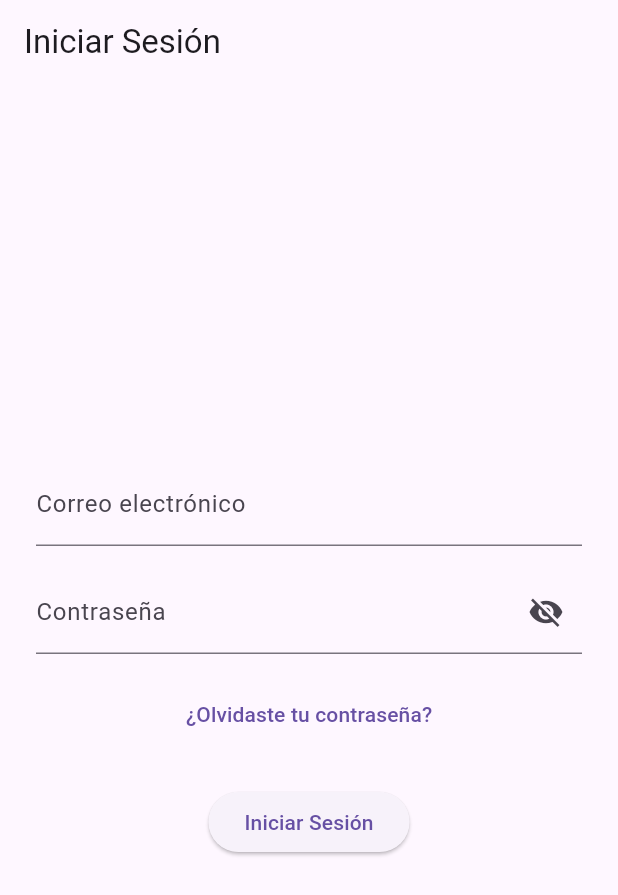
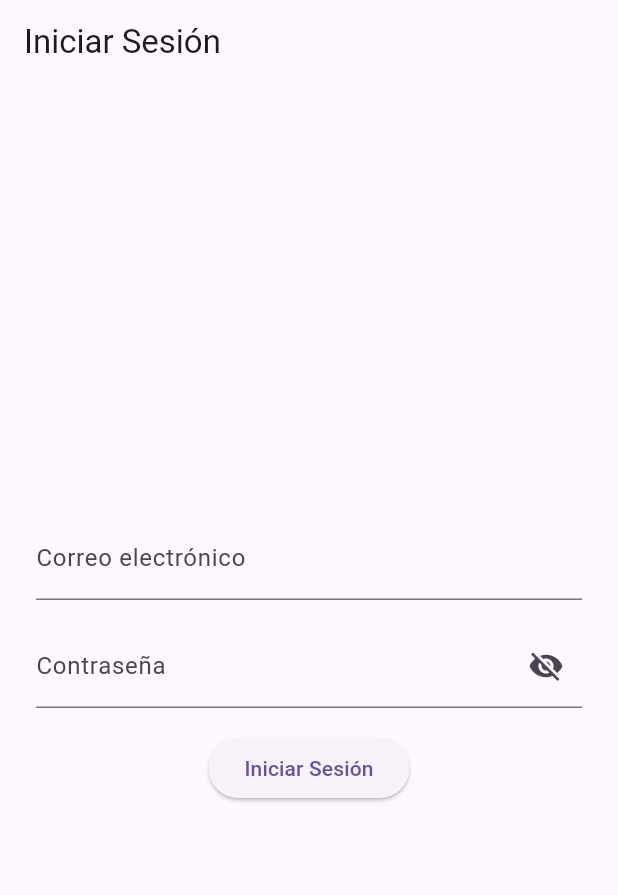
Before and after one commit to ihc-team/Project2-IHC, a Flutter app: the LoginScreen screen opened by its route, on a phone screen of 412 x 824 dp. Shown: the top 895 px of the screen. Run offline on Flutter 3.47's test engine with Material 3 defaults, Android fonts, the phone set to English and light mode, and no system bars; our stand-ins replace flutter_dotenv, go_router, supabase_flutter; accounts and stored records are empty.

```diff
--- a/lib/screens/login_screen.dart
+++ b/lib/screens/login_screen.dart
@@ -109,12 +109,6 @@ class _LoginScreenState extends State<LoginScreen> {
               ),
 
               const SizedBox(height: 16),
-              TextButton(
-                onPressed: () => context.push('/reset-password'),
-                child: const Text('¿Olvidaste tu contraseña?'),
-              ),
-
-              const SizedBox(height: 24),
               _isLoading
                   ? const CircularProgressIndicator()
                   : ElevatedButton(
```
